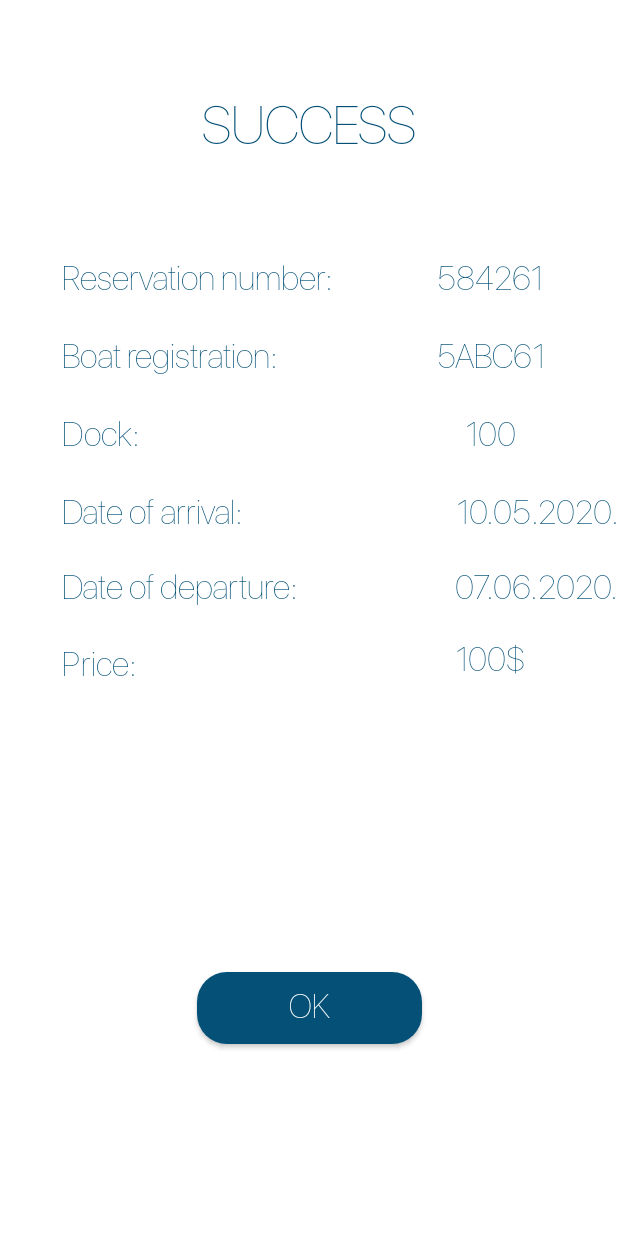
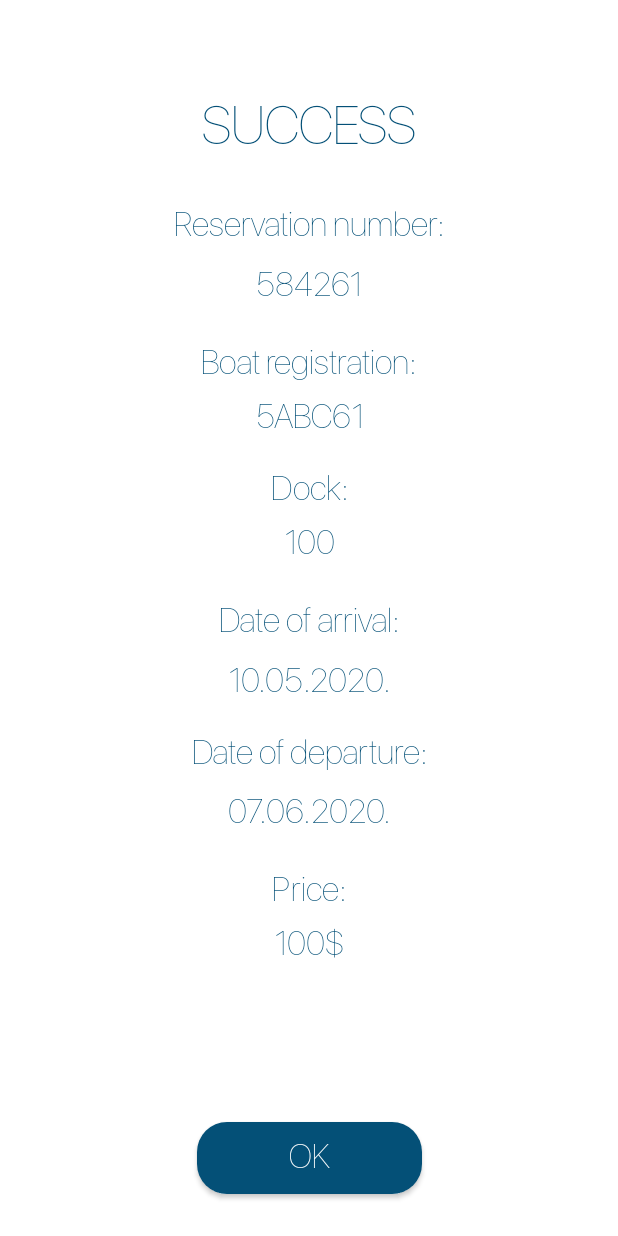
Before and after one commit to Petra2121/SmartMarinaApp, an Android app: the fragment SuccessFragment placed in its activity, on a phone screen of 412 x 824 dp. Run offline under Robolectric (Android 15) with nearby library versions, the phone set to English and light mode, and no system bars; 3 statements that could not run were skipped.

Commit message:
formatiran datum, popravljen layout na successu

```diff
--- a/app/src/main/java/com/profico/smartmarina/ui/HomeScreenFragment.kt
+++ b/app/src/main/java/com/profico/smartmarina/ui/HomeScreenFragment.kt
@@ -51,12 +51,10 @@ class HomeScreenFragment : BaseFragment(), KoinComponent {
         }
     }
 
-/***/
     fun View.hideKeyboard() {
         val imm = context.getSystemService(Context.INPUT_METHOD_SERVICE) as InputMethodManager
         imm.hideSoftInputFromWindow(windowToken, 0)
     }
-/***/
 
     private val dateSetListenerArrival =
         DatePickerDialog.OnDateSetListener { view, year, monthOfYear, dayOfMonth ->
--- a/app/src/main/java/com/profico/smartmarina/ui/MapFragment.kt
+++ b/app/src/main/java/com/profico/smartmarina/ui/MapFragment.kt
@@ -111,7 +111,7 @@ class MapFragment : BaseFragment(), GoogleMap.OnMarkerClickListener {
     fun sendReservation (numberofpassengers: Int, dateofarrival: String, dateofdeparture: String, userr:String, dockk:String, boatt:String){
         Repository().sendReservation(numberofpassengers, dateofarrival, dateofdeparture, userr, dockk, boatt) {
             rez = it
-            findNavController().navigate(MapFragmentDirections.actionMapFragmentToPaymentFragment(rez))
+            findNavController().navigate(MapFragmentDirections.actionMapFragmentToPaymentFragment(rez, args.arrivalDate, args.departureDate))
         }
     }
 
--- a/app/src/main/java/com/profico/smartmarina/ui/NewScreenFragment.kt
+++ b/app/src/main/java/com/profico/smartmarina/ui/NewScreenFragment.kt
@@ -40,8 +40,6 @@ class NewScreenFragment : BaseFragment(), KoinComponent {
             findNavController().navigate(NewScreenFragmentDirections.actionNewScreenFragmentToProfileFragment())
         }
 
-        //args.shipSize je odabrana velicina broda
-
         if (args.shipName2 != "")
                 shippp.text =args.shipName2
 
@@ -51,7 +49,4 @@ class NewScreenFragment : BaseFragment(), KoinComponent {
         if(args.departureDate!="")
             dateD.text= args.departureDate
     }
-
-
-
 }
--- a/app/src/main/java/com/profico/smartmarina/ui/PaymentFragment.kt
+++ b/app/src/main/java/com/profico/smartmarina/ui/PaymentFragment.kt
@@ -39,7 +39,7 @@ class PaymentFragment : BaseFragment() {
                 cardName.error = "First name is required!";
             }
             else {
-                findNavController().navigate(PaymentFragmentDirections.actionPaymentFragmentToSuccessFragment(args.resId))
+                findNavController().navigate(PaymentFragmentDirections.actionPaymentFragmentToSuccessFragment(args.resId, args.arrivalDate, args.departureDate))
             }
         }
         pickCardDate()
--- a/app/src/main/java/com/profico/smartmarina/ui/SuccessFragment.kt
+++ b/app/src/main/java/com/profico/smartmarina/ui/SuccessFragment.kt
@@ -34,9 +34,13 @@ class SuccessFragment : BaseFragment() {
             reservationNum2.text = rezervacija!!.id2
             boatReg2.text = rezervacija!!.boatRegistrationNumber2
             dockID2.text = rezervacija!!.dockNumber2
-            dateASuc2.text = rezervacija!!.dateOfArrival2
-            dateDSuc2.text = rezervacija!!.dateOfDeparture2
-            priceSuc2.text = rezervacija!!.totalPrice2
+            dateASuc2.text = args.arrivalDate
+            dateDSuc2.text = args.departureDate
+//            dateASuc2.text = rezervacija!!.dateOfArrival2.subSequence(0,10)
+//            dateDSuc2.text = rezervacija!!.dateOfDeparture2.subSequence(0,10)
+            priceSuc2.text = rezervacija!!.totalPrice2+"$"
+
+
         }
     }
 }
--- a/app/src/main/res/layout/fragment_new_screen.xml
+++ b/app/src/main/res/layout/fragment_new_screen.xml
@@ -99,14 +99,14 @@
         android:layout_height="60dp"
         android:layout_marginStart="8dp"
         android:layout_marginEnd="8dp"
-        android:layout_marginBottom="8dp"
+        android:layout_marginBottom="76dp"
         android:background="@drawable/button_rectangle"
         android:fontFamily="@font/san_francisco"
         android:text="AVAILABILITY"
         android:textSize="24sp"
         app:layout_constraintBottom_toBottomOf="parent"
         app:layout_constraintEnd_toEndOf="parent"
-        app:layout_constraintHorizontal_bias="0.498"
+        app:layout_constraintHorizontal_bias="1.0"
         app:layout_constraintStart_toStartOf="parent"
         app:layout_constraintTop_toBottomOf="@+id/ship"
         app:layout_constraintVertical_bias="1.0" />
--- a/app/src/main/res/layout/fragment_success.xml
+++ b/app/src/main/res/layout/fragment_success.xml
@@ -29,14 +29,15 @@
         android:id="@+id/reservationNum"
         android:layout_width="200dp"
         android:layout_height="wrap_content"
-        android:layout_marginTop="60dp"
+        android:layout_marginTop="24dp"
         android:fontFamily="@font/san_francisco"
         android:text="Reservation number:"
-        android:textStyle="bold"
         android:textColor="@color/blue"
         android:textSize="22sp"
+        android:textStyle="bold"
+        android:gravity="center_horizontal"
         app:layout_constraintEnd_toEndOf="parent"
-        app:layout_constraintHorizontal_bias="0.194"
+        app:layout_constraintHorizontal_bias="0.5"
         app:layout_constraintStart_toStartOf="parent"
         app:layout_constraintTop_toBottomOf="@+id/success" />
 
@@ -44,15 +45,15 @@
         android:id="@+id/reservationNum2"
         android:layout_width="wrap_content"
         android:layout_height="wrap_content"
-        android:layout_marginTop="60dp"
+        android:layout_marginTop="8dp"
         android:fontFamily="@font/san_francisco"
         android:gravity="center_horizontal"
         android:text="584261"
         android:textColor="@color/blue"
         android:textSize="22sp"
         app:layout_constraintEnd_toEndOf="parent"
-        app:layout_constraintStart_toEndOf="@+id/reservationNum"
-        app:layout_constraintTop_toBottomOf="@+id/success" />
+        app:layout_constraintStart_toStartOf="parent"
+        app:layout_constraintTop_toBottomOf="@+id/reservationNum" />
 
     <TextView
         android:id="@+id/boatReg"
@@ -61,56 +62,60 @@
         android:layout_marginTop="20dp"
         android:fontFamily="@font/san_francisco"
         android:text="Boat registration:"
-        android:textStyle="bold"
         android:textColor="@color/blue"
         android:textSize="22sp"
+        android:textStyle="bold"
+        android:gravity="center_horizontal"
         app:layout_constraintEnd_toEndOf="parent"
-        app:layout_constraintHorizontal_bias="0.194"
+        app:layout_constraintHorizontal_bias="0.5"
         app:layout_constraintStart_toStartOf="parent"
-        app:layout_constraintTop_toBottomOf="@+id/reservationNum" />
+        app:layout_constraintTop_toBottomOf="@+id/reservationNum2" />
 
     <TextView
         android:id="@+id/boatReg2"
         android:layout_width="wrap_content"
         android:layout_height="wrap_content"
-        android:layout_marginTop="20dp"
+        android:layout_marginTop="4dp"
         android:fontFamily="@font/san_francisco"
         android:gravity="center_horizontal"
         android:text="5ABC61"
         android:textColor="@color/blue"
         android:textSize="22sp"
         app:layout_constraintEnd_toEndOf="parent"
-        app:layout_constraintStart_toEndOf="@+id/boatReg"
-        app:layout_constraintTop_toBottomOf="@+id/reservationNum2" />
+        app:layout_constraintHorizontal_bias="0.5"
+        app:layout_constraintStart_toStartOf="parent"
+        app:layout_constraintTop_toBottomOf="@+id/boatReg" />
 
     <TextView
         android:id="@+id/dockID"
         android:layout_width="200dp"
         android:layout_height="wrap_content"
-        android:layout_marginTop="20dp"
+        android:layout_marginTop="16dp"
         android:fontFamily="@font/san_francisco"
         android:text="Dock:"
-        android:textStyle="bold"
+        android:gravity="center_horizontal"
         android:textColor="@color/blue"
         android:textSize="22sp"
+        android:textStyle="bold"
         app:layout_constraintEnd_toEndOf="parent"
-        app:layout_constraintHorizontal_bias="0.194"
+        app:layout_constraintHorizontal_bias="0.5"
         app:layout_constraintStart_toStartOf="parent"
-        app:layout_constraintTop_toBottomOf="@+id/boatReg" />
+        app:layout_constraintTop_toBottomOf="@+id/boatReg2" />
 
     <TextView
         android:id="@+id/dockID2"
         android:layout_width="wrap_content"
         android:layout_height="wrap_content"
-        android:layout_marginTop="20dp"
+        android:layout_marginTop="4dp"
         android:fontFamily="@font/san_francisco"
         android:gravity="center_horizontal"
         android:text="100"
         android:textColor="@color/blue"
         android:textSize="22sp"
         app:layout_constraintEnd_toEndOf="parent"
-        app:layout_constraintStart_toEndOf="@+id/dockID"
-        app:layout_constraintTop_toBottomOf="@+id/boatReg2" />
+        app:layout_constraintHorizontal_bias="0.5"
+        app:layout_constraintStart_toStartOf="parent"
+        app:layout_constraintTop_toBottomOf="@+id/dockID" />
 
     <TextView
         android:id="@+id/dateASuc"
@@ -119,91 +124,97 @@
         android:layout_marginTop="20dp"
         android:fontFamily="@font/san_francisco"
         android:text="Date of arrival:"
-        android:textStyle="bold"
+        android:gravity="center_horizontal"
         android:textColor="@color/blue"
         android:textSize="22sp"
+        android:textStyle="bold"
         app:layout_constraintEnd_toEndOf="parent"
-        app:layout_constraintHorizontal_bias="0.194"
+        app:layout_constraintHorizontal_bias="0.5"
         app:layout_constraintStart_toStartOf="parent"
-        app:layout_constraintTop_toBottomOf="@+id/dockID" />
+        app:layout_constraintTop_toBottomOf="@+id/dockID2" />
 
     <TextView
         android:id="@+id/dateASuc2"
         android:layout_width="wrap_content"
         android:layout_height="wrap_content"
-        android:layout_marginTop="20dp"
+        android:layout_marginTop="8dp"
         android:fontFamily="@font/san_francisco"
         android:gravity="center_horizontal"
         android:text="10.05.2020."
         android:textColor="@color/blue"
         android:textSize="22sp"
         app:layout_constraintEnd_toEndOf="parent"
-        app:layout_constraintTop_toBottomOf="@+id/dockID2" />
+        app:layout_constraintHorizontal_bias="0.5"
+        app:layout_constraintStart_toStartOf="parent"
+        app:layout_constraintTop_toBottomOf="@+id/dateASuc" />
 
     <TextView
         android:id="@+id/dateDSuc"
         android:layout_width="200dp"
         android:layout_height="wrap_content"
-        android:layout_marginTop="70dp"
+        android:layout_marginTop="16dp"
         android:fontFamily="@font/san_francisco"
         android:text="Date of departure:"
+        android:gravity="center_horizontal"
         android:textColor="@color/blue"
         android:textSize="22sp"
         android:textStyle="bold"
         app:layout_constraintEnd_toEndOf="parent"
-        app:layout_constraintHorizontal_bias="0.194"
+        app:layout_constraintHorizontal_bias="0.5"
         app:layout_constraintStart_toStartOf="parent"
-        app:layout_constraintTop_toBottomOf="@+id/dockID" />
+        app:layout_constraintTop_toBottomOf="@+id/dateASuc2" />
 
     <TextView
         android:id="@+id/dateDSuc2"
         android:layout_width="wrap_content"
         android:layout_height="wrap_content"
-        android:layout_marginTop="70dp"
+        android:layout_marginTop="7dp"
         android:fontFamily="@font/san_francisco"
         android:gravity="center_horizontal"
         android:text="07.06.2020."
         android:textColor="@color/blue"
         android:textSize="22sp"
         app:layout_constraintEnd_toEndOf="parent"
-        app:layout_constraintTop_toBottomOf="@+id/dockID2" />
+        app:layout_constraintStart_toStartOf="parent"
+        app:layout_constraintTop_toBottomOf="@+id/dateDSuc" />
 
     <TextView
         android:id="@+id/priceSuc"
         android:layout_width="200dp"
         android:layout_height="wrap_content"
-        android:layout_marginTop="19dp"
+        android:layout_marginTop="20dp"
         android:fontFamily="@font/san_francisco"
         android:text="Price:"
         android:textColor="@color/blue"
         android:textSize="22sp"
         android:textStyle="bold"
+        android:gravity="center_horizontal"
         app:layout_constraintEnd_toEndOf="parent"
-
-        app:layout_constraintHorizontal_bias="0.194"
+        app:layout_constraintHorizontal_bias="0.5"
         app:layout_constraintStart_toStartOf="parent"
-        app:layout_constraintTop_toBottomOf="@+id/dateDSuc" />
+        app:layout_constraintTop_toBottomOf="@+id/dateDSuc2" />
 
     <TextView
         android:id="@+id/priceSuc2"
         android:layout_width="wrap_content"
         android:layout_height="wrap_content"
-        android:layout_marginTop="16dp"
+        android:layout_marginTop="4dp"
         android:fontFamily="@font/san_francisco"
         android:gravity="center_horizontal"
         android:text="100$"
         android:textColor="@color/blue"
         android:textSize="22sp"
         app:layout_constraintEnd_toEndOf="parent"
-        app:layout_constraintStart_toEndOf="@+id/priceSuc"
-        app:layout_constraintTop_toBottomOf="@+id/dateDSuc2" />
+        app:layout_constraintHorizontal_bias="0.5"
+        app:layout_constraintStart_toStartOf="parent"
+        app:layout_constraintTop_toBottomOf="@+id/priceSuc" />
 
     <Button
         android:id="@+id/ok_button"
         android:layout_width="150dp"
         android:layout_height="wrap_content"
         android:layout_gravity="center_horizontal"
-        android:layout_marginBottom="128dp"
+        android:layout_marginBottom="28dp"
         android:background="@drawable/button_rectangle"
         android:fontFamily="@font/san_francisco"
         android:text="ok"
--- a/app/src/main/res/navigation/root_navigation_graph.xml
+++ b/app/src/main/res/navigation/root_navigation_graph.xml
@@ -184,6 +184,12 @@
         <argument
             android:name="resId"
             app:argType="string"/>
+        <argument
+            android:name="arrivalDate"
+            app:argType="string"/>
+        <argument
+            android:name="departureDate"
+            app:argType="string"/>
     </fragment>
     <fragment
         android:id="@+id/successFragment"
@@ -195,6 +201,12 @@
             app:destination="@id/profileFragment" />
         <argument
             android:name="resId"
+            app:argType="string"/>
+        <argument
+            android:name="arrivalDate"
+            app:argType="string"/>
+        <argument
+            android:name="departureDate"
             app:argType="string"/>
     </fragment>
     <fragment
```
